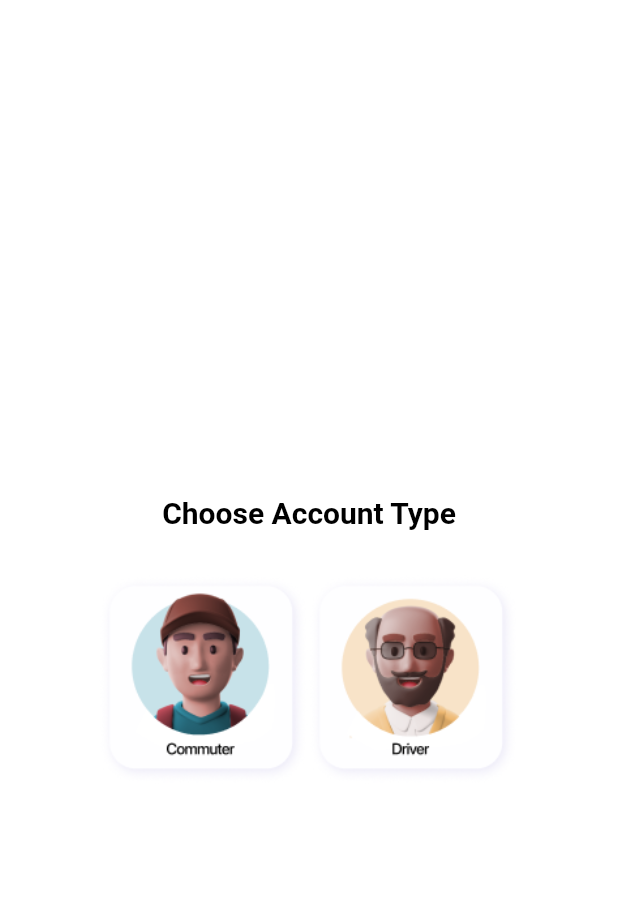
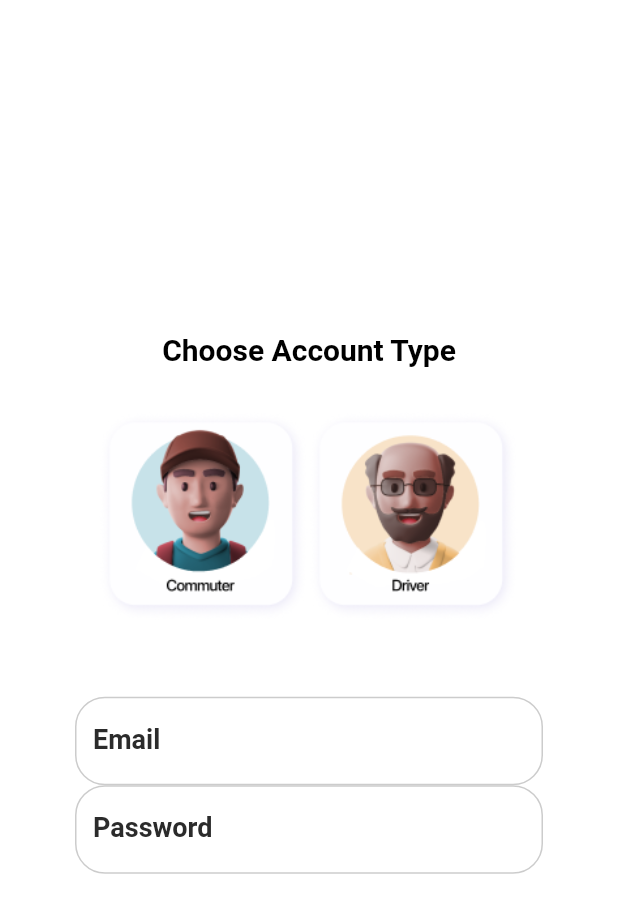
Before and after one commit to Kim-Arcena/TrackNGo, a Flutter app: the screen it shows after launch, on a phone screen of 412 x 824 dp. Shown: the top 913 px of the screen. Run offline on Flutter 3.47's test engine with Material 2 defaults, Android fonts, the light colour scheme and no system bars.

Commit message:
email with label

```diff
--- a/trackngo/lib/authentication/signup_screen.dart
+++ b/trackngo/lib/authentication/signup_screen.dart
@@ -8,6 +8,9 @@ class SignUpScreen extends StatefulWidget {
 }
 
 class _SignUpScreenState extends State<SignUpScreen> {
+  TextEditingController _emailController = TextEditingController();
+  TextEditingController _passwordController = TextEditingController();
+
   @override
   Widget build(BuildContext context) {
     return Scaffold(
@@ -18,9 +21,9 @@ class _SignUpScreenState extends State<SignUpScreen> {
             mainAxisAlignment: MainAxisAlignment.center,
             crossAxisAlignment: CrossAxisAlignment.center,
             children: [
-              Padding(
-                padding: const EdgeInsets.all(30.0),
-                child: const Text(
+              const Padding(
+                padding: EdgeInsets.all(30.0),
+                child: Text(
                   "Choose Account Type",
                   textAlign: TextAlign.center,
                   style: TextStyle(
@@ -43,6 +46,69 @@ class _SignUpScreenState extends State<SignUpScreen> {
                   ),
                 ],
               ),
+              Padding(
+                padding: const EdgeInsets.all(50.0),
+                child: Column(
+                  children: [
+                    TextField(
+                      controller: _emailController,
+                      style: const TextStyle(
+                        color: Color(0xFFCCCCCC),
+                        fontSize: 14,
+                      ),
+                      decoration: InputDecoration(
+                        labelText: 'Email',
+                        hintText: 'emailr@address.com',
+                        enabledBorder: OutlineInputBorder(
+                          borderRadius: BorderRadius.circular(20.0),
+                          borderSide: BorderSide(color: Color(0xFFCCCCCC)),
+                        ),
+                        focusedBorder: OutlineInputBorder(
+                          borderRadius: BorderRadius.circular(20.0),
+                          borderSide: BorderSide(color: Color(0xFFCCCCCC)),
+                        ),
+                        hintStyle: const TextStyle(
+                          color: Color(0xFFCCCCCC),
+                          fontSize: 16,
+                        ),
+                        labelStyle: const TextStyle(
+                          color: Color(0xFF2b2b2b),
+                          fontWeight: FontWeight.bold,
+                          fontSize: 18,
+                        ),
+                      ),
+                    ),
+                    TextField(
+                      controller: _passwordController,
+                      style: const TextStyle(
+                        color: Color(0xFFCCCCCC),
+                        fontSize: 14,
+                      ),
+                      decoration: InputDecoration(
+                        labelText: 'Password',
+                        hintText: 'email@adtdress.com',
+                        enabledBorder: OutlineInputBorder(
+                          borderRadius: BorderRadius.circular(20.0),
+                          borderSide: BorderSide(color: Color(0xFFCCCCCC)),
+                        ),
+                        focusedBorder: OutlineInputBorder(
+                          borderRadius: BorderRadius.circular(20.0),
+                          borderSide: BorderSide(color: Color(0xFFCCCCCC)),
+                        ),
+                        hintStyle: const TextStyle(
+                          color: Color(0xFFCCCCCC),
+                          fontSize: 16,
+                        ),
+                        labelStyle: const TextStyle(
+                          color: Color(0xFF2b2b2b),
+                          fontWeight: FontWeight.bold,
+                          fontSize: 18,
+                        ),
+                      ),
+                    ),
+                  ],
+                ),
+              )
             ],
           ),
         ),
```
